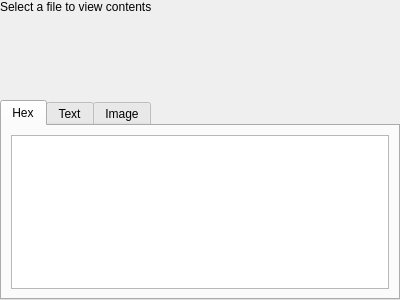
This is mixfiledisplay.ui in rm5248/openw3d-utils as Qt 5 draws it before an edit. The edited form follows.
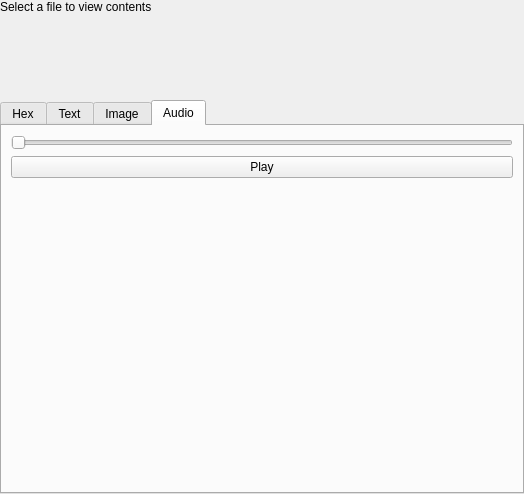
This is the edited form. The open tabs and pages were chosen to show the change.

Commit message: Audio can be played

The edit to the form file:
```diff
--- a/mixfiledisplay.ui
+++ b/mixfiledisplay.ui
@@ -6,8 +6,8 @@
    <rect>
     <x>0</x>
     <y>0</y>
-    <width>400</width>
-    <height>300</height>
+    <width>524</width>
+    <height>494</height>
    </rect>
   </property>
   <property name="windowTitle">
@@ -102,6 +102,61 @@
        </item>
       </layout>
      </widget>
+     <widget class="QWidget" name="audioTab">
+      <attribute name="title">
+       <string>Audio</string>
+      </attribute>
+      <layout class="QGridLayout" name="gridLayout_2">
+       <property name="leftMargin">
+        <number>0</number>
+       </property>
+       <property name="topMargin">
+        <number>0</number>
+       </property>
+       <property name="rightMargin">
+        <number>0</number>
+       </property>
+       <property name="bottomMargin">
+        <number>0</number>
+       </property>
+       <property name="spacing">
+        <number>0</number>
+       </property>
+       <item row="0" column="0">
+        <widget class="QWidget" name="widget" native="true">
+         <layout class="QVBoxLayout" name="verticalLayout_2">
+          <item>
+           <widget class="QSlider" name="audioSeek">
+            <property name="orientation">
+             <enum>Qt::Horizontal</enum>
+            </property>
+           </widget>
+          </item>
+          <item>
+           <widget class="QPushButton" name="play_pause">
+            <property name="text">
+             <string>Play</string>
+            </property>
+           </widget>
+          </item>
+          <item>
+           <spacer name="verticalSpacer">
+            <property name="orientation">
+             <enum>Qt::Vertical</enum>
+            </property>
+            <property name="sizeHint" stdset="0">
+             <size>
+              <width>20</width>
+              <height>40</height>
+             </size>
+            </property>
+           </spacer>
+          </item>
+         </layout>
+        </widget>
+       </item>
+      </layout>
+     </widget>
     </widget>
    </item>
   </layout>
```
The commit also changes 4 other files.
